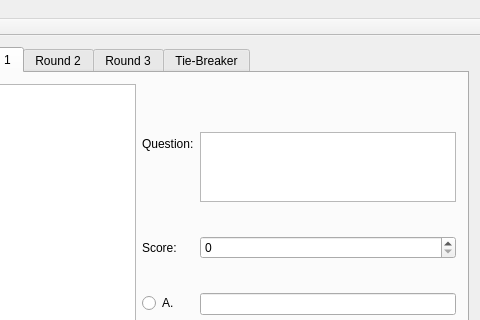
First picture: the form in src/question_editor/question_editor.ui, repository trigger-happy/Cerberus, before the edit; both pictures show x 178 to 658 and y 0 to 320 of the 658 by 595 pixel window.
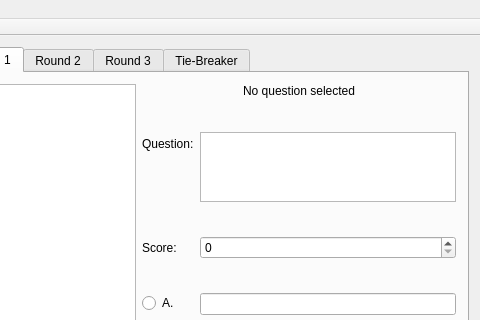
Second picture: the form after the edit. The open tabs and pages were chosen to show the change.

Commit message: Add,remove,up,down,update, and cancel function/button already works. But the up and down functions not fully working as i want to be, still figuring out changing selections.

Patch:
```diff
--- a/src/question_editor/question_editor.ui
+++ b/src/question_editor/question_editor.ui
@@ -244,7 +244,7 @@
           <item>
            <widget class="QLabel" name="question_r1_num">
             <property name="text">
-             <string/>
+             <string>No question selected</string>
             </property>
             <property name="alignment">
              <set>Qt::AlignCenter</set>
```
Left out of the diff: 6 changed lines with no effect on the pictures. The commit also changes 4 other files.
